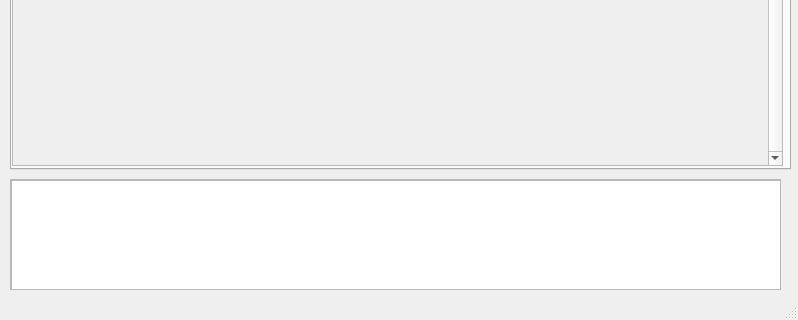
The window that src/conan_app_launcher/ui/qt/app_grid.ui (goszpeti/conan_explorer) describes before a commit, drawn with Qt 5; both pictures show x 0 to 798 and y 320 to 640 of the 798 by 640 pixel window.
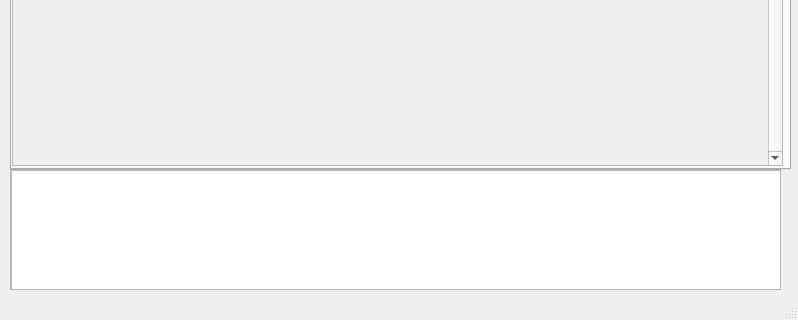
The same window after the commit.

Diff of the .ui file:
```diff
--- a/src/conan_app_launcher/ui/qt/app_grid.ui
+++ b/src/conan_app_launcher/ui/qt/app_grid.ui
@@ -18,9 +18,9 @@
     <property name="geometry">
      <rect>
       <x>10</x>
-      <y>480</y>
+      <y>470</y>
       <width>771</width>
-      <height>111</height>
+      <height>121</height>
      </rect>
     </property>
     <property name="widgetResizable">
@@ -32,7 +32,7 @@
        <x>0</x>
        <y>0</y>
        <width>769</width>
-       <height>109</height>
+       <height>119</height>
       </rect>
      </property>
      <widget class="QTextBrowser" name="console">
@@ -41,7 +41,7 @@
         <x>0</x>
         <y>0</y>
         <width>771</width>
-        <height>161</height>
+        <height>121</height>
        </rect>
       </property>
       <property name="readOnly">
```
Left out of the diff: 4 changed lines with no effect on the pictures.
